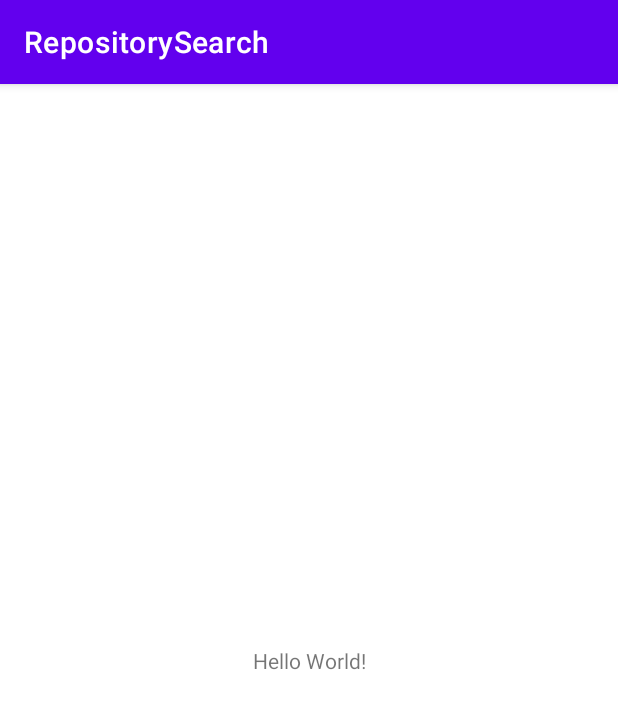
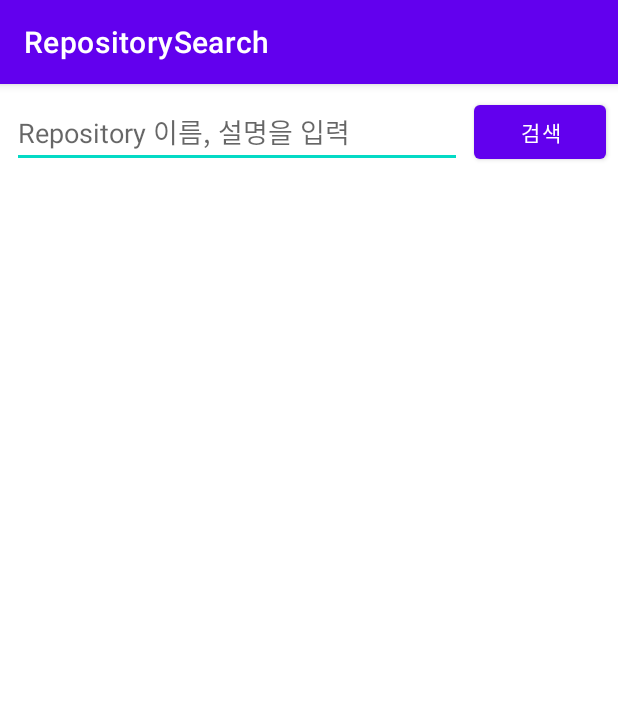
Before and after one commit to DyeonKim/GithubRepositorySearch, an Android app: the screen it shows after launch (MainActivity), on a phone screen of 412 x 824 dp. Shown: the top 709 px of the screen. Run offline under Robolectric (Android 15) with nearby library versions, the phone set to English and light mode, and no system bars.

Commit message:
#2 feat : 메인화면 UI 구현

```diff
--- a/RepositorySearch/app/src/main/res/layout/activity_main.xml
+++ b/RepositorySearch/app/src/main/res/layout/activity_main.xml
@@ -6,13 +6,45 @@
     android:layout_height="match_parent"
     tools:context=".MainActivity">
 
-    <TextView
+    <EditText
+        android:id="@+id/etSearch"
+        android:layout_width="0dp"
+        android:layout_height="wrap_content"
+        android:layout_marginStart="8dp"
+        android:layout_marginLeft="8dp"
+        android:layout_marginTop="8dp"
+        android:layout_marginEnd="8dp"
+        android:layout_marginRight="8dp"
+        android:ems="20"
+        android:hint="Repository 이름, 설명을 입력"
+        android:inputType="text"
+        app:layout_constraintEnd_toStartOf="@+id/btnSearch"
+        app:layout_constraintStart_toStartOf="parent"
+        app:layout_constraintTop_toTopOf="parent" />
+
+    <Button
+        android:id="@+id/btnSearch"
         android:layout_width="wrap_content"
         android:layout_height="wrap_content"
-        android:text="Hello World!"
-        app:layout_constraintBottom_toBottomOf="parent"
-        app:layout_constraintLeft_toLeftOf="parent"
-        app:layout_constraintRight_toRightOf="parent"
+        android:layout_marginTop="8dp"
+        android:layout_marginEnd="8dp"
+        android:layout_marginRight="8dp"
+        android:text="검색"
+        app:layout_constraintEnd_toEndOf="parent"
         app:layout_constraintTop_toTopOf="parent" />
 
+    <androidx.recyclerview.widget.RecyclerView
+        android:id="@+id/recyclerview"
+        android:layout_width="match_parent"
+        android:layout_height="0dp"
+        android:layout_marginStart="8dp"
+        android:layout_marginLeft="8dp"
+        android:layout_marginTop="8dp"
+        android:layout_marginEnd="8dp"
+        android:layout_marginRight="8dp"
+        app:layout_constraintBottom_toBottomOf="parent"
+        app:layout_constraintEnd_toEndOf="parent"
+        app:layout_constraintStart_toStartOf="parent"
+        app:layout_constraintTop_toBottomOf="@+id/etSearch" />
+
 </androidx.constraintlayout.widget.ConstraintLayout>
```
